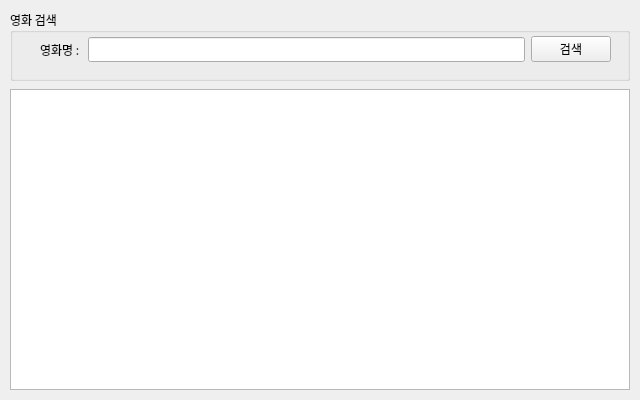
hugoMGSung/miniprojects, file part1/studyPyQt/naverApiMovie.ui: the form before one commit.
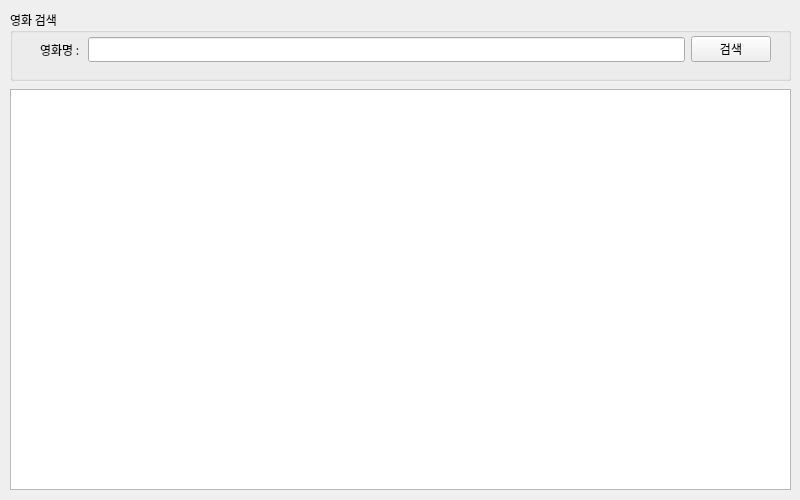
The form after the commit.

Commit message: 포스터 이미지 로드 해결!!

What changed in the file:
```diff
--- a/part1/studyPyQt/naverApiMovie.ui
+++ b/part1/studyPyQt/naverApiMovie.ui
@@ -12,8 +12,8 @@
    <rect>
     <x>0</x>
     <y>0</y>
-    <width>640</width>
-    <height>400</height>
+    <width>800</width>
+    <height>500</height>
    </rect>
   </property>
   <property name="sizePolicy">
@@ -24,14 +24,14 @@
   </property>
   <property name="minimumSize">
    <size>
-    <width>640</width>
-    <height>400</height>
+    <width>800</width>
+    <height>500</height>
    </size>
   </property>
   <property name="maximumSize">
    <size>
-    <width>640</width>
-    <height>400</height>
+    <width>800</width>
+    <height>500</height>
    </size>
   </property>
   <property name="font">
@@ -47,7 +47,7 @@
     <rect>
      <x>10</x>
      <y>10</y>
-     <width>620</width>
+     <width>781</width>
      <height>71</height>
     </rect>
    </property>
@@ -62,7 +62,7 @@
         <rect>
          <x>30</x>
          <y>24</y>
-         <width>571</width>
+         <width>731</width>
          <height>31</height>
         </rect>
        </property>
@@ -95,8 +95,8 @@
     <rect>
      <x>10</x>
      <y>89</y>
-     <width>620</width>
-     <height>301</height>
+     <width>781</width>
+     <height>401</height>
     </rect>
    </property>
    <layout class="QVBoxLayout" name="resultLayout">
```
The commit also changes 2 other files.
